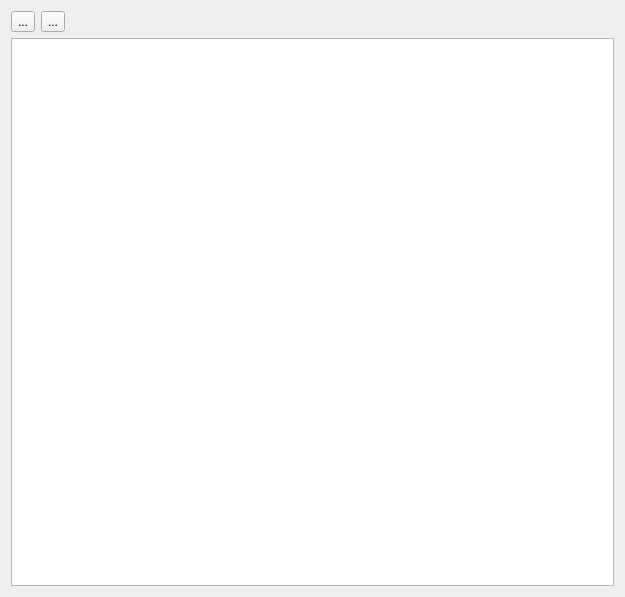
This is res/ui/PixelPalette.ui in cspang1/jide as Qt 5 draws it before an edit. The edited form follows.
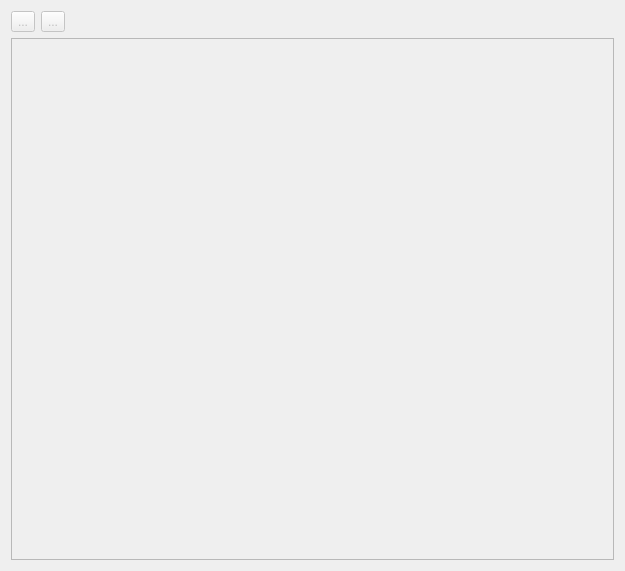
This is the edited form. Icons and pictures are not drawn.

```diff
--- a/res/ui/PixelPalette.ui
+++ b/res/ui/PixelPalette.ui
@@ -7,7 +7,7 @@
     <x>0</x>
     <y>0</y>
     <width>625</width>
-    <height>597</height>
+    <height>571</height>
    </rect>
   </property>
   <property name="windowTitle">
@@ -18,6 +18,9 @@
     <layout class="QHBoxLayout" name="tool_layout">
      <item>
       <widget class="QToolButton" name="add_pixel_palette">
+       <property name="enabled">
+        <bool>false</bool>
+       </property>
        <property name="text">
         <string>...</string>
        </property>
@@ -29,6 +32,9 @@
      </item>
      <item>
       <widget class="QToolButton" name="remove_pixel_palette">
+       <property name="enabled">
+        <bool>false</bool>
+       </property>
        <property name="text">
         <string>...</string>
        </property>
@@ -56,7 +62,11 @@
    <item>
     <layout class="QHBoxLayout" name="palette_layout">
      <item>
-      <widget class="QGraphicsView" name="palette_view"/>
+      <widget class="QGraphicsView" name="palette_view">
+       <property name="enabled">
+        <bool>false</bool>
+       </property>
+      </widget>
      </item>
     </layout>
    </item>
```
